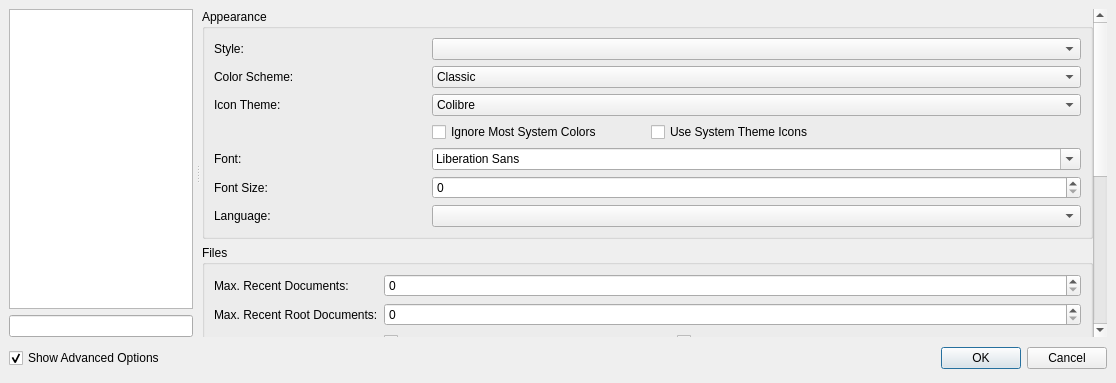
Old version of the form src/configdialog.ui in the repository texstudio-org/texstudio.
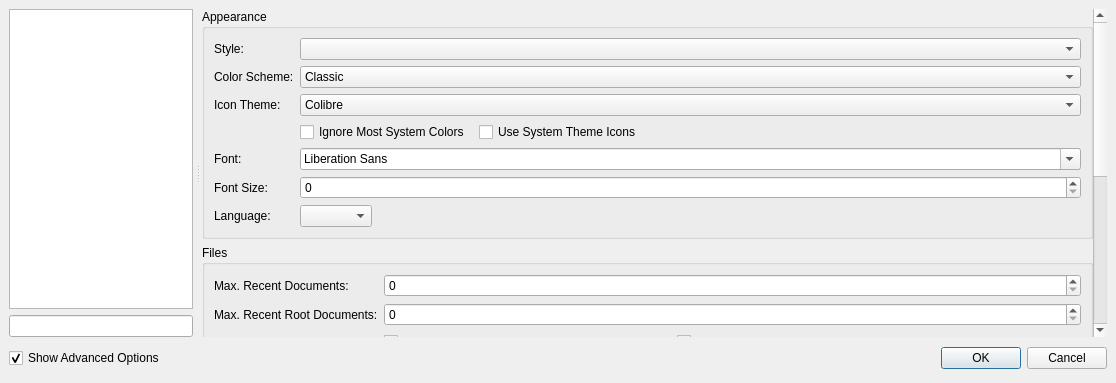
New version of the form. Icons and pictures are not drawn.

Commit message: narrow General config

What changed in the file:
```diff
--- a/src/configdialog.ui
+++ b/src/configdialog.ui
@@ -164,17 +164,7 @@
                  <property name="title">
                   <string>Appearance</string>
                  </property>
-                 <layout class="QGridLayout">
-                  <item row="4" column="1">
-                   <widget class="QCheckBox" name="checkBoxUseTexmakerPalette">
-                    <property name="text">
-                     <string>Ignore Most System Colors</string>
-                    </property>
-                    <property name="advancedOption" stdset="0">
-                     <bool>true</bool>
-                    </property>
-                   </widget>
-                  </item>
+                 <layout class="QGridLayout" columnstretch="0,0,1">
                   <item row="0" column="1" colspan="3">
                    <widget class="QComboBox" name="comboBoxInterfaceStyle">
                     <property name="sizePolicy">
@@ -202,7 +192,7 @@
                     </property>
                    </widget>
                   </item>
-                  <item row="10" column="1" colspan="3">
+                  <item row="10" column="1" colspan="1">
                    <widget class="QComboBox" name="comboBoxLanguage">
                     <property name="sizePolicy">
                      <sizepolicy hsizetype="Expanding" vsizetype="Preferred">
@@ -293,7 +283,22 @@
                     </property>
                    </widget>
                   </item>
-                  <item row="4" column="2">
+                  <item row="4" column="1" colspan="3">
+                   <layout class="QHBoxLayout">
+                    <property name="spacing">
+                     <number>9</number>
+                    </property>
+                    <item>
+                     <widget class="QCheckBox" name="checkBoxUseTexmakerPalette">
+                      <property name="text">
+                       <string>Ignore Most System Colors</string>
+                      </property>
+                      <property name="advancedOption" stdset="0">
+                       <bool>true</bool>
+                      </property>
+                     </widget>
+                    </item>
+                    <item>
                    <widget class="QCheckBox" name="checkBoxUseSystemTheme">
                     <property name="text">
                      <string>Use System Theme Icons</string>
@@ -302,6 +307,21 @@
                      <bool>true</bool>
                     </property>
                    </widget>
+                    </item>
+                    <item>
+                     <spacer>
+                      <property name="orientation">
+                       <enum>Qt::Horizontal</enum>
+                      </property>
+                      <property name="sizeHint" stdset="0">
+                       <size>
+                        <width>40</width>
+                        <height>0</height>
+                       </size>
+                      </property>
+                     </spacer>
+                    </item>
+                   </layout>
                   </item>
                   <item row="2" column="0">
                    <widget class="QLabel" name="label_27">
```
Lines whose indentation alone changed are shown as unchanged.
